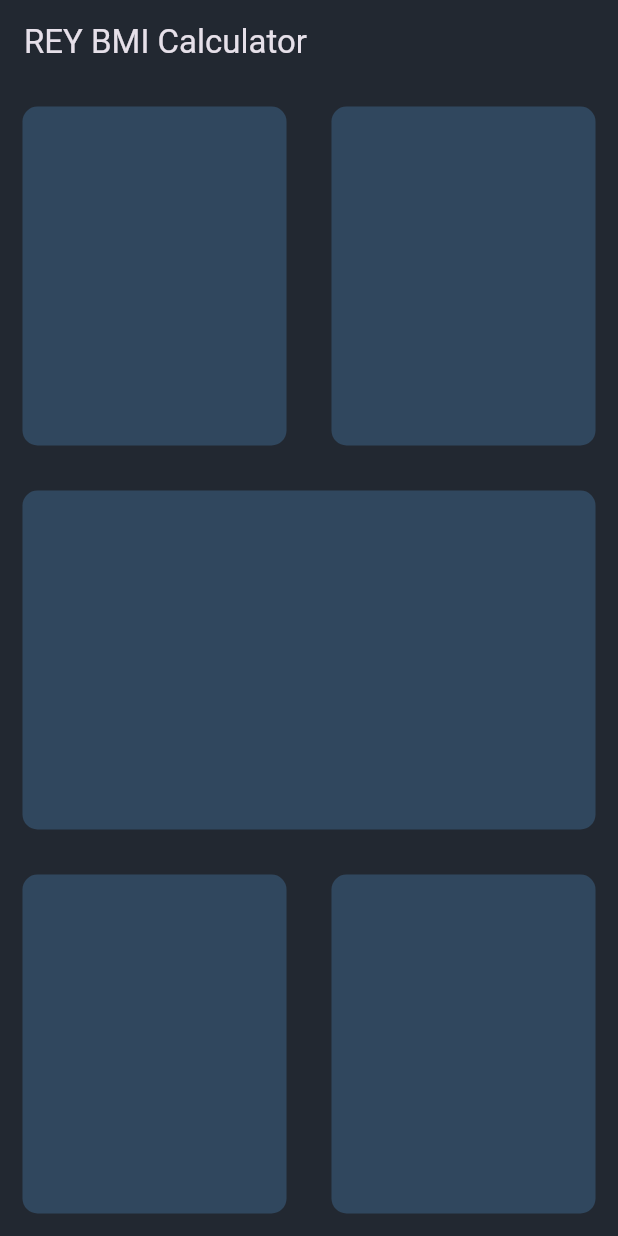
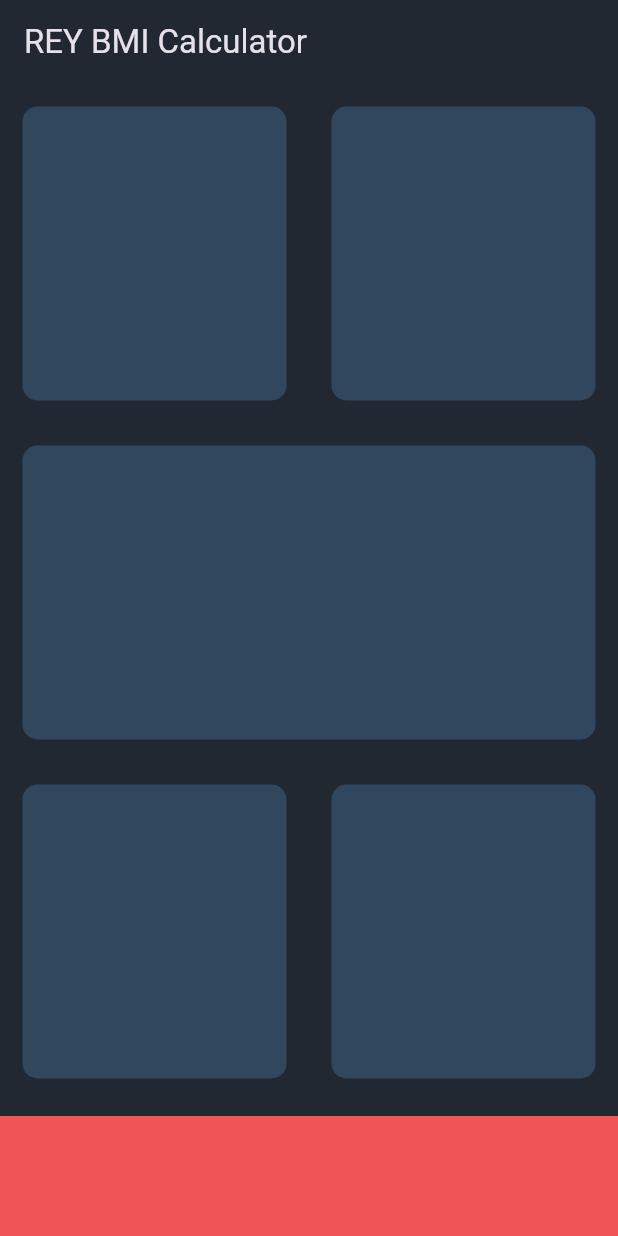
Before and after one commit to UnknownVisuals/bmi_calculator, a Flutter app: the screen it shows after launch, on a phone screen of 412 x 824 dp. Run offline on Flutter 3.47's test engine with Material 3 defaults, Android fonts, the phone set to English and light mode, and no system bars.

Commit message:
Update input_page.dart, add bottomContainer and moving card color to const

```diff
--- a/lib/input_page.dart
+++ b/lib/input_page.dart
@@ -1,4 +1,9 @@
 import 'package:flutter/material.dart';
+
+const bottomContainerHeight = 80.0;
+const appBarBackgroundColor = Color(0xFF222831);
+const activeCardColor = Color(0xFF30475E);
+const bottomContainerColor = Color(0xFFF05454);
 
 class InputPage extends StatefulWidget {
   const InputPage({super.key});
@@ -12,47 +17,53 @@ class _InputPageState extends State<InputPage> {
   Widget build(BuildContext context) {
     return Scaffold(
       appBar: AppBar(
-        backgroundColor: const Color(0xFF222831),
+        backgroundColor: appBarBackgroundColor,
         title: const Text('REY BMI Calculator'),
       ),
-      body: const Column(
+      body: Column(
         children: <Widget>[
-          Expanded(
+          const Expanded(
             child: Row(
               children: <Widget>[
                 Expanded(
                   child: ReusableCard(
-                    colour: Color(0xFF30475E),
+                    colour: activeCardColor,
                   ),
                 ),
                 Expanded(
                   child: ReusableCard(
-                    colour: Color(0xFF30475E),
+                    colour:  activeCardColor,
                   ),
                 ),
               ],
             ),
           ),
-          Expanded(
+          const Expanded(
             child: ReusableCard(
-              colour: Color(0xFF30475E),
+              colour:  activeCardColor,
             ),
           ),
-          Expanded(
+          const Expanded(
             child: Row(
               children: <Widget>[
                 Expanded(
                   child: ReusableCard(
-                    colour: Color(0xFF30475E),
+                    colour:  activeCardColor,
                   ),
                 ),
                 Expanded(
                   child: ReusableCard(
-                    colour: Color(0xFF30475E),
+                    colour:  activeCardColor,
                   ),
                 ),
               ],
             ),
+          ),
+          Container(
+              color: bottomContainerColor,
+              margin: const EdgeInsets.only(top: 10.0),
+              width: double.infinity,
+              height: bottomContainerHeight,
           ),
         ],
       ),
```
